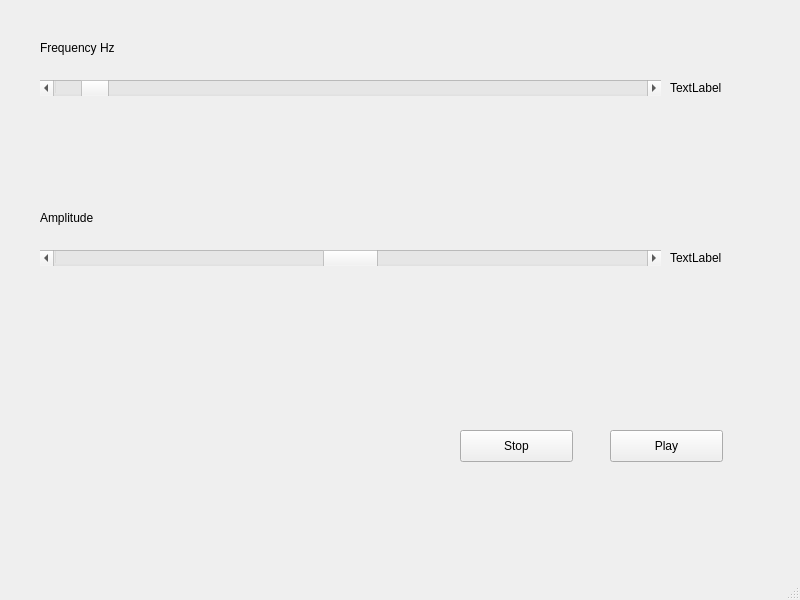
First picture: the form in hw73/hw735_qtplaysine_midi2freq/mainwindow.ui, repository cam-br0wn/cs312, before the edit.
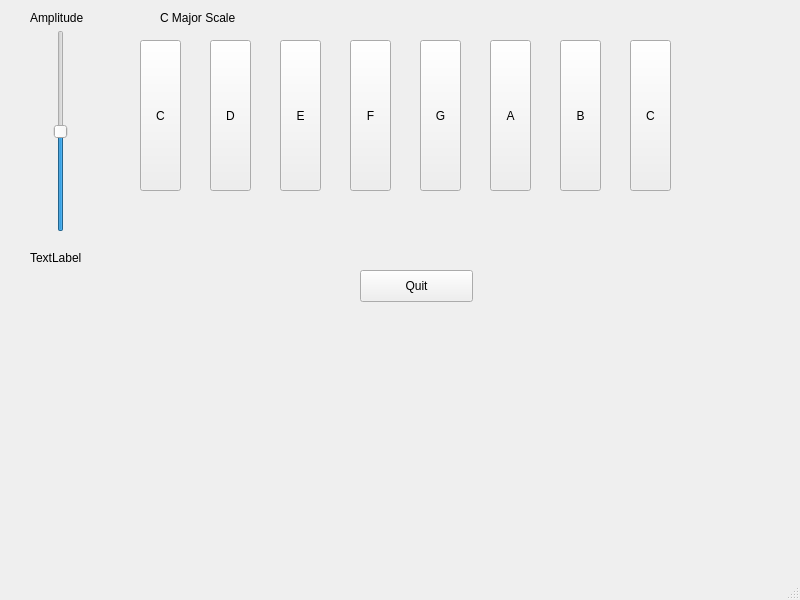
Second picture: the form after the edit.

```diff
--- a/hw73/hw735_qtplaysine_midi2freq/mainwindow.ui
+++ b/hw73/hw735_qtplaysine_midi2freq/mainwindow.ui
@@ -14,105 +14,12 @@
    <string>MainWindow</string>
   </property>
   <widget class="QWidget" name="centralwidget">
-   <widget class="QLabel" name="label_freq">
-    <property name="geometry">
-     <rect>
-      <x>40</x>
-      <y>40</y>
-      <width>91</width>
-      <height>16</height>
-     </rect>
-    </property>
-    <property name="text">
-     <string>Frequency Hz</string>
-    </property>
-   </widget>
-   <widget class="QScrollBar" name="horizontalSlider_freq">
-    <property name="geometry">
-     <rect>
-      <x>40</x>
-      <y>80</y>
-      <width>621</width>
-      <height>16</height>
-     </rect>
-    </property>
-    <property name="minimum">
-     <number>20</number>
-    </property>
-    <property name="maximum">
-     <number>4000</number>
-    </property>
-    <property name="value">
-     <number>220</number>
-    </property>
-    <property name="orientation">
-     <enum>Qt::Horizontal</enum>
-    </property>
-   </widget>
-   <widget class="QPushButton" name="pushButton_stop">
-    <property name="geometry">
-     <rect>
-      <x>460</x>
-      <y>430</y>
-      <width>113</width>
-      <height>32</height>
-     </rect>
-    </property>
-    <property name="text">
-     <string>Stop</string>
-    </property>
-   </widget>
-   <widget class="QPushButton" name="pushButton_play">
-    <property name="geometry">
-     <rect>
-      <x>610</x>
-      <y>430</y>
-      <width>113</width>
-      <height>32</height>
-     </rect>
-    </property>
-    <property name="text">
-     <string>Play</string>
-    </property>
-   </widget>
-   <widget class="QLabel" name="label_freqValue">
-    <property name="geometry">
-     <rect>
-      <x>670</x>
-      <y>80</y>
-      <width>81</width>
-      <height>16</height>
-     </rect>
-    </property>
-    <property name="text">
-     <string>TextLabel</string>
-    </property>
-   </widget>
-   <widget class="QScrollBar" name="horizontalSlider_amp">
-    <property name="geometry">
-     <rect>
-      <x>40</x>
-      <y>250</y>
-      <width>621</width>
-      <height>16</height>
-     </rect>
-    </property>
-    <property name="maximum">
-     <number>100</number>
-    </property>
-    <property name="value">
-     <number>50</number>
-    </property>
-    <property name="orientation">
-     <enum>Qt::Horizontal</enum>
-    </property>
-   </widget>
    <widget class="QLabel" name="label_amp">
     <property name="geometry">
      <rect>
-      <x>40</x>
-      <y>210</y>
-      <width>71</width>
+      <x>30</x>
+      <y>10</y>
+      <width>81</width>
       <height>16</height>
      </rect>
     </property>
@@ -120,12 +27,31 @@
      <string>Amplitude</string>
     </property>
    </widget>
+   <widget class="QSlider" name="verticalSlider_amp">
+    <property name="geometry">
+     <rect>
+      <x>50</x>
+      <y>30</y>
+      <width>22</width>
+      <height>202</height>
+     </rect>
+    </property>
+    <property name="maximum">
+     <number>100</number>
+    </property>
+    <property name="value">
+     <number>50</number>
+    </property>
+    <property name="orientation">
+     <enum>Qt::Vertical</enum>
+    </property>
+   </widget>
    <widget class="QLabel" name="label_ampValue">
     <property name="geometry">
      <rect>
-      <x>670</x>
+      <x>30</x>
       <y>250</y>
-      <width>81</width>
+      <width>59</width>
       <height>16</height>
      </rect>
     </property>
@@ -133,6 +59,136 @@
      <string>TextLabel</string>
     </property>
    </widget>
+   <widget class="QLabel" name="label_CMajor">
+    <property name="geometry">
+     <rect>
+      <x>160</x>
+      <y>10</y>
+      <width>111</width>
+      <height>16</height>
+     </rect>
+    </property>
+    <property name="text">
+     <string>C Major Scale</string>
+    </property>
+   </widget>
+   <widget class="QPushButton" name="pushButton_quit">
+    <property name="geometry">
+     <rect>
+      <x>360</x>
+      <y>270</y>
+      <width>113</width>
+      <height>32</height>
+     </rect>
+    </property>
+    <property name="text">
+     <string>Quit</string>
+    </property>
+   </widget>
+   <widget class="QToolButton" name="toolButton_C4">
+    <property name="geometry">
+     <rect>
+      <x>140</x>
+      <y>40</y>
+      <width>41</width>
+      <height>151</height>
+     </rect>
+    </property>
+    <property name="text">
+     <string>C</string>
+    </property>
+   </widget>
+   <widget class="QToolButton" name="toolButton_D4">
+    <property name="geometry">
+     <rect>
+      <x>210</x>
+      <y>40</y>
+      <width>41</width>
+      <height>151</height>
+     </rect>
+    </property>
+    <property name="text">
+     <string>D</string>
+    </property>
+   </widget>
+   <widget class="QToolButton" name="toolButton_E4">
+    <property name="geometry">
+     <rect>
+      <x>280</x>
+      <y>40</y>
+      <width>41</width>
+      <height>151</height>
+     </rect>
+    </property>
+    <property name="text">
+     <string>E</string>
+    </property>
+   </widget>
+   <widget class="QToolButton" name="toolButton_F4">
+    <property name="geometry">
+     <rect>
+      <x>350</x>
+      <y>40</y>
+      <width>41</width>
+      <height>151</height>
+     </rect>
+    </property>
+    <property name="text">
+     <string>F</string>
+    </property>
+   </widget>
+   <widget class="QToolButton" name="toolButton_G4">
+    <property name="geometry">
+     <rect>
+      <x>420</x>
+      <y>40</y>
+      <width>41</width>
+      <height>151</height>
+     </rect>
+    </property>
+    <property name="text">
+     <string>G</string>
+    </property>
+   </widget>
+   <widget class="QToolButton" name="toolButton_A4">
+    <property name="geometry">
+     <rect>
+      <x>490</x>
+      <y>40</y>
+      <width>41</width>
+      <height>151</height>
+     </rect>
+    </property>
+    <property name="text">
+     <string>A</string>
+    </property>
+   </widget>
+   <widget class="QToolButton" name="toolButton_B4">
+    <property name="geometry">
+     <rect>
+      <x>560</x>
+      <y>40</y>
+      <width>41</width>
+      <height>151</height>
+     </rect>
+    </property>
+    <property name="text">
+     <string>B</string>
+    </property>
+   </widget>
+   <widget class="QToolButton" name="toolButton_C5">
+    <property name="geometry">
+     <rect>
+      <x>630</x>
+      <y>40</y>
+      <width>41</width>
+      <height>151</height>
+     </rect>
+    </property>
+    <property name="text">
+     <string>C</string>
+    </property>
+   </widget>
   </widget>
   <widget class="QMenuBar" name="menubar">
    <property name="geometry">
```
